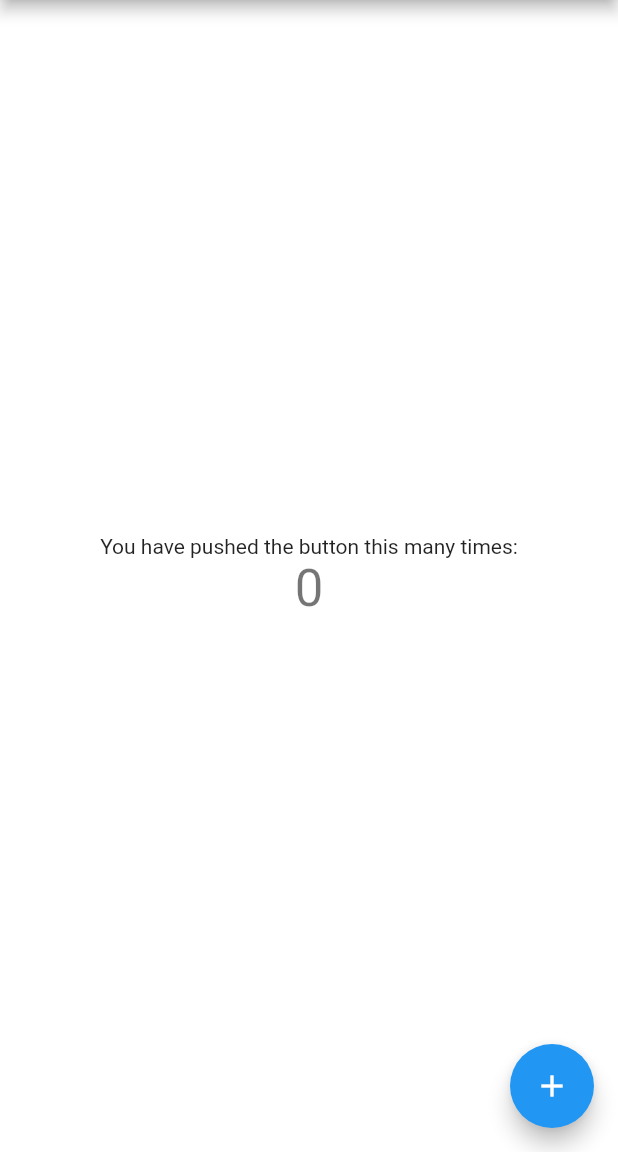
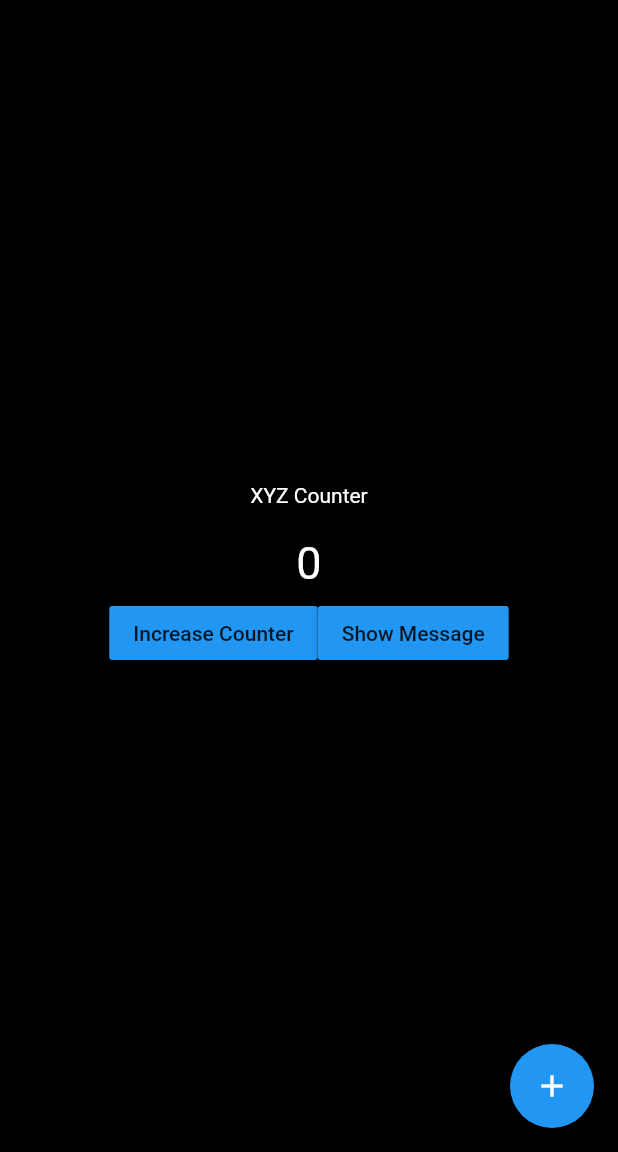
Before and after one commit to EliasFazel10296/Flutter.Experimental.Demonstration, a Flutter app: the screen it shows after launch, on a phone screen of 412 x 824 dp, the part 84-1236 px from its top. Run offline on Flutter 3.47's test engine with Material 2 defaults, Android fonts, the phone set to English and light mode, and no system bars.

Commit message:
Testing UI Elements

```diff
--- a/lib/main.dart
+++ b/lib/main.dart
@@ -5,7 +5,7 @@ void main() {
 
   SystemChrome.setSystemUIOverlayStyle(SystemUiOverlayStyle(
     systemNavigationBarColor: Colors.pinkAccent,
-    statusBarColor: Colors.pinkAccent, //or set color with: Color(0xFF0000FF)
+    statusBarColor: Colors.pinkAccent,
   ));
 
   runApp(RootWidget());
@@ -13,6 +13,7 @@ void main() {
 
 class RootWidget extends StatelessWidget {
   // Root Widget
+
   @override
   Widget build(BuildContext context) {
 
@@ -26,13 +27,13 @@ class RootWidget extends StatelessWidget {
         primaryColorDark: Colors.blue,
 
         backgroundColor: Colors.transparent,
-        scaffoldBackgroundColor: Colors.white,
+        scaffoldBackgroundColor: Colors.black,
 
         visualDensity: VisualDensity.adaptivePlatformDensity,
 
         appBarTheme: AppBarTheme(
           color: Colors.pinkAccent,
-          brightness: Brightness.light,
+          brightness: Brightness.dark,
         )
 
       ),
@@ -77,49 +78,80 @@ class HomePageState extends State<HomePage> {
 
       appBar: AppBar(
 
-        // Here we take the value from the MyHomePage object that was created by
-        // the App.build method, and use it to set our appbar title.
-        title: Text(widget.appTitle),
+        title: Text(widget.appTitle/*Value from Home Widget*/),
 
       ),
 
-      body: Center(
+      body: Builder(builder: (context) =>
+          Center(//Align All Child UI Element To Center
 
-        // Center is a layout widget. It takes a single child and positions it
-        // in the middle of the parent.
-        child: Column(
+            child: Column(//Vertical View
 
-          // Column is also a layout widget. It takes a list of children and
-          // arranges them vertically. By default, it sizes itself to fit its
-          // children horizontally, and tries to be as tall as its parent.
-          //
-          // Invoke "debug painting" (press "p" in the console, choose the
-          // "Toggle Debug Paint" action from the Flutter Inspector in Android
-          // Studio, or the "Toggle Debug Paint" command in Visual Studio Code)
-          // to see the wireframe for each widget.
-          //
-          // Column has various properties to control how it sizes itself and
-          // how it positions its children. Here we use mainAxisAlignment to
-          // center the children vertically; the main axis here is the vertical
-          // axis because Columns are vertical (the cross axis would be
-          // horizontal).
               mainAxisAlignment: MainAxisAlignment.center,
 
               children: <Widget>[
 
                 Text(
-              'You have pushed the button this many times:',
+                  'XYZ Counter',
+                  style: TextStyle(
+                    color: Colors.white,
+                  ),
                 ),
 
                 Text(
-              '$valueCounter',
-              style: Theme.of(context).textTheme.headline4,
+                  '${valueCounter}',
+                  style: TextStyle(
+                    color: Colors.white,
+                    height: 2,
+                    fontSize: 30,
                   ),
+                ),
+
+                Row(
+
+                  mainAxisAlignment: MainAxisAlignment.center,
+
+                  children: <Widget>[
+
+                    MaterialButton(
+
+                      onPressed: calculateCounter,
+
+                      enableFeedback: true,
+
+                      color: Colors.blue,
+                      splashColor: Colors.purple,
+
+                      child: Text("Increase Counter"),
+
+                    ),
+
+                    RaisedButton(
+
+                      onPressed: () {
+                        Scaffold.of(context).showSnackBar(
+                          SnackBar(
+                            content: Text('Have a snack!'),
+                          ),
+                        );
+                      },
+
+                      color: Colors.blue,
+                      splashColor: Colors.purple,
+
+                      child: Text("Show Message"),
+
+                    )
+
+                  ],
+
+                )
 
               ],
 
             ),
 
+          ),
       ),
 
       floatingActionButton: FloatingActionButton(
@@ -130,10 +162,11 @@ class HomePageState extends State<HomePage> {
 
         child: Icon(Icons.add),
 
-      ), // This trailing comma makes auto-formatting nicer for build methods.
+      ),
 
     );
 
     return scaffold;
   }
+
 }
```
Also changed, not shown: lib/ui/setupui.dart (added). Lines whose indentation alone changed are shown as unchanged.
